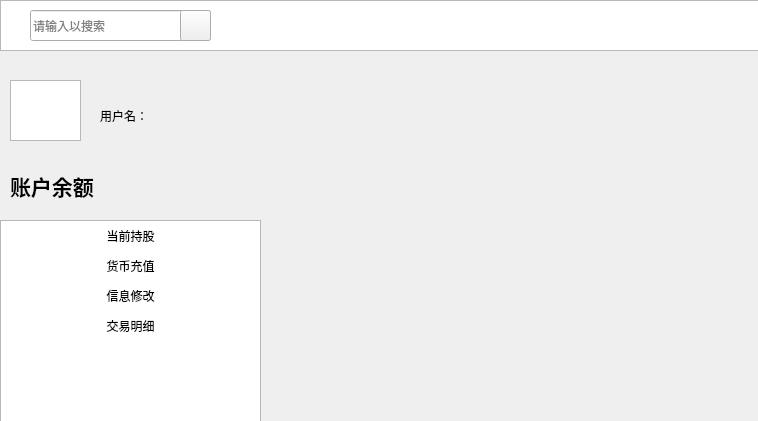
This is qt_stock_trade_platform/mystock.ui in yys-y/Virtual-stock-trading-platform as Qt 5 draws it before an edit. The edited form follows.
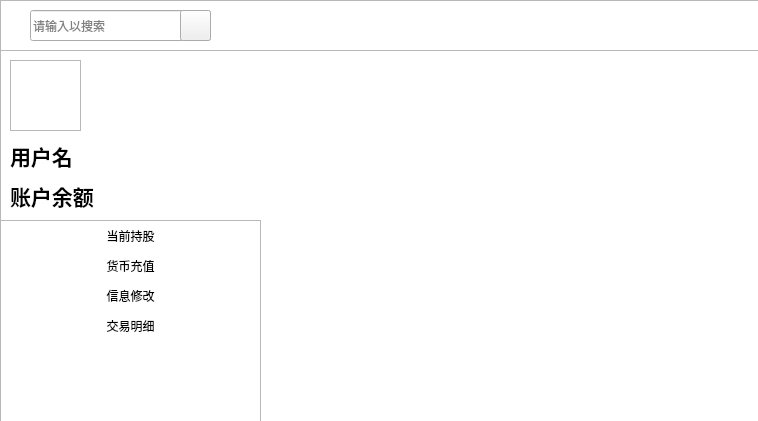
This is the edited form. Icons and pictures are not drawn.

What changed in the file:
```diff
--- a/qt_stock_trade_platform/mystock.ui
+++ b/qt_stock_trade_platform/mystock.ui
@@ -22,6 +22,9 @@
      <height>371</height>
     </rect>
    </property>
+   <property name="styleSheet">
+    <string notr="true">background-color: rgb(255, 255, 255);</string>
+   </property>
    <widget class="QWidget" name="page"/>
    <widget class="QWidget" name="page_2"/>
   </widget>
@@ -48,7 +51,7 @@
     </rect>
    </property>
    <property name="styleSheet">
-    <string notr="true">border-image: url(:/images/v2-4bed12d53f95797b389478104565a5fe_r.jpg);</string>
+    <string notr="true">background-image: url(:/images/v2-4bed12d53f95797b389478104565a5fe_r.jpg);</string>
    </property>
   </widget>
   <widget class="QPushButton" name="stock_held">
@@ -135,23 +138,26 @@
    <property name="geometry">
     <rect>
      <x>10</x>
-     <y>80</y>
+     <y>60</y>
      <width>71</width>
-     <height>61</height>
+     <height>71</height>
     </rect>
    </property>
+   <property name="styleSheet">
+    <string notr="true">background-image: url(:/images/751f1f5598b7ece518b1b70d4df246ded3a40b6b2502-ZhT5jz_fw658.jpg);</string>
+   </property>
   </widget>
   <widget class="QLabel" name="namelabel">
    <property name="geometry">
     <rect>
-     <x>170</x>
-     <y>100</y>
-     <width>91</width>
+     <x>90</x>
+     <y>140</y>
+     <width>161</width>
      <height>31</height>
     </rect>
    </property>
    <property name="styleSheet">
-    <string notr="true"/>
+    <string notr="true">background-color: transparent</string>
    </property>
    <property name="text">
     <string>&lt;html&gt;&lt;head/&gt;&lt;body&gt;&lt;p&gt;&lt;br/&gt;&lt;/p&gt;&lt;/body&gt;&lt;/html&gt;</string>
@@ -183,7 +189,7 @@
     </rect>
    </property>
    <property name="styleSheet">
-    <string notr="true">background-image: url(:/E:/picture/94f6e78e91fc7dd9eed3_s (1).webp);</string>
+    <string notr="true">background-image: url(:/images/ecf71a4473ce3ce00b5325d5d1d7ebf7.png);</string>
    </property>
    <property name="text">
     <string/>
@@ -193,13 +199,13 @@
    <property name="geometry">
     <rect>
      <x>10</x>
-     <y>170</y>
+     <y>180</y>
      <width>91</width>
      <height>31</height>
     </rect>
    </property>
    <property name="styleSheet">
-    <string notr="true"/>
+    <string notr="true">background-color: transparent</string>
    </property>
    <property name="text">
     <string>&lt;html&gt;&lt;head/&gt;&lt;body&gt;&lt;p&gt;&lt;span style=&quot; font-size:16pt; font-weight:700;&quot;&gt;账户余额：&lt;/span&gt;&lt;/p&gt;&lt;/body&gt;&lt;/html&gt;</string>
@@ -208,14 +214,14 @@
   <widget class="QLabel" name="balancelabel">
    <property name="geometry">
     <rect>
-     <x>120</x>
-     <y>170</y>
-     <width>51</width>
+     <x>110</x>
+     <y>180</y>
+     <width>141</width>
      <height>31</height>
     </rect>
    </property>
    <property name="styleSheet">
-    <string notr="true"/>
+    <string notr="true">background-color: transparent</string>
    </property>
    <property name="text">
     <string>&lt;html&gt;&lt;head/&gt;&lt;body&gt;&lt;p&gt;&lt;br/&gt;&lt;/p&gt;&lt;/body&gt;&lt;/html&gt;</string>
@@ -224,16 +230,47 @@
   <widget class="QLabel" name="label_2">
    <property name="geometry">
     <rect>
-     <x>100</x>
-     <y>100</y>
-     <width>51</width>
+     <x>10</x>
+     <y>140</y>
+     <width>71</width>
      <height>31</height>
     </rect>
    </property>
+   <property name="styleSheet">
+    <string notr="true">background-color: transparent</string>
+   </property>
    <property name="text">
-    <string>用户名：</string>
+    <string>&lt;html&gt;&lt;head/&gt;&lt;body&gt;&lt;p&gt;&lt;span style=&quot; font-size:16pt; font-weight:700;&quot;&gt;用户名：&lt;/span&gt;&lt;/p&gt;&lt;/body&gt;&lt;/html&gt;</string>
    </property>
   </widget>
+  <widget class="QGraphicsView" name="graphicsView_3">
+   <property name="geometry">
+    <rect>
+     <x>0</x>
+     <y>40</y>
+     <width>261</width>
+     <height>191</height>
+    </rect>
+   </property>
+   <property name="styleSheet">
+    <string notr="true">background-image: url(:/images/v2-4bed12d53f95797b389478104565a5fe_r.jpg);</string>
+   </property>
+  </widget>
+  <zorder>graphicsView_3</zorder>
+  <zorder>stackedWidget</zorder>
+  <zorder>graphicsView</zorder>
+  <zorder>graphicsView_2</zorder>
+  <zorder>stock_held</zorder>
+  <zorder>recharge</zorder>
+  <zorder>set_message</zorder>
+  <zorder>history_trade</zorder>
+  <zorder>avator</zorder>
+  <zorder>namelabel</zorder>
+  <zorder>lineEdit</zorder>
+  <zorder>search</zorder>
+  <zorder>label</zorder>
+  <zorder>balancelabel</zorder>
+  <zorder>label_2</zorder>
  </widget>
  <resources/>
  <connections/>
```
